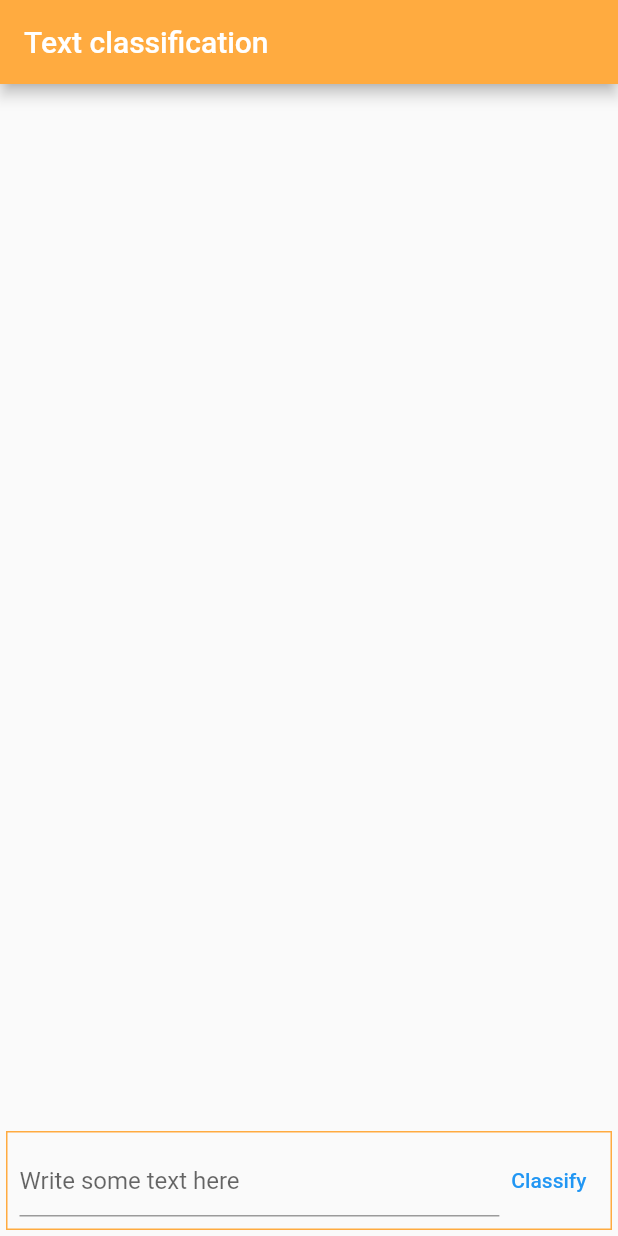
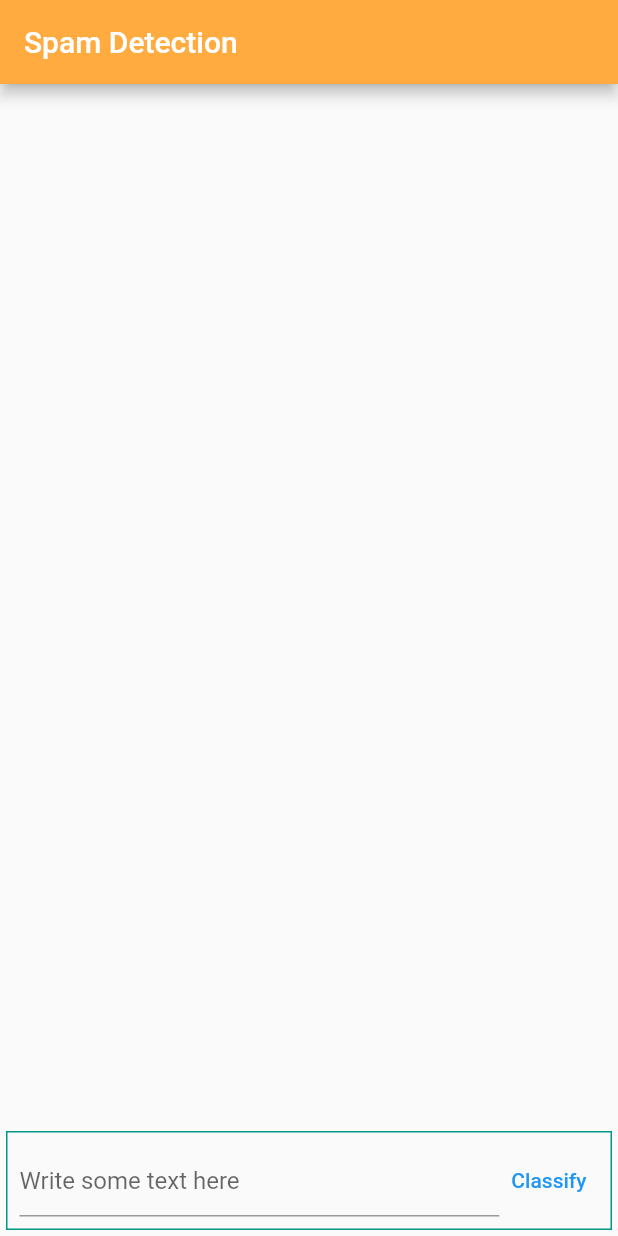
Before and after one commit to navaidali/Comment-Spam-Detection-Flutter, a Flutter app: the screen it shows after launch, on a phone screen of 412 x 824 dp. Run offline on Flutter 3.47's test engine with Material 2 defaults, Android fonts, the phone set to English and light mode, and no system bars; missing offline and left inert: tflite_flutter; project files that could hold a hidden picture were left out.

Commit message:
removed bugs.

```diff
--- a/lib/main.dart
+++ b/lib/main.dart
@@ -27,7 +27,7 @@ class _MyAppState extends State<MyApp> {
       home: Scaffold(
         appBar: AppBar(
           backgroundColor: Colors.orangeAccent,
-          title: const Text('Text classification'),
+          title: const Text('Spam Detection'),
         ),
         body: Container(
           padding: const EdgeInsets.all(4),
@@ -43,7 +43,7 @@ class _MyAppState extends State<MyApp> {
               Container(
                 padding: const EdgeInsets.all(8),
                 decoration: BoxDecoration(
-                    border: Border.all(color: Colors.orangeAccent)),
+                    border: Border.all(color: Colors.teal)),
                 child: Row(children: <Widget>[
                   Expanded(
                     child: TextField(
@@ -72,7 +72,7 @@ class _MyAppState extends State<MyApp> {
                                     style: const TextStyle(fontSize: 16),
                                   ),
                                   Text("Output:"),
-                                  Text("   Spam: $prediction"),
+                                  Text("   Spam Detected?: $prediction"),
                                 ],
                               ),
                             ),
```
